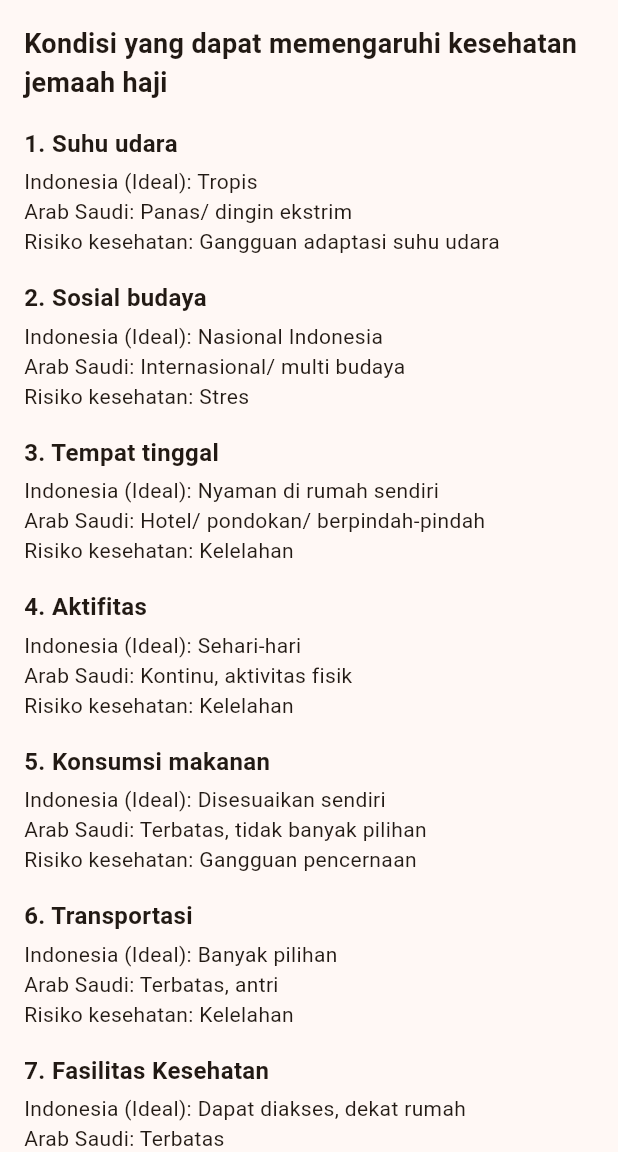
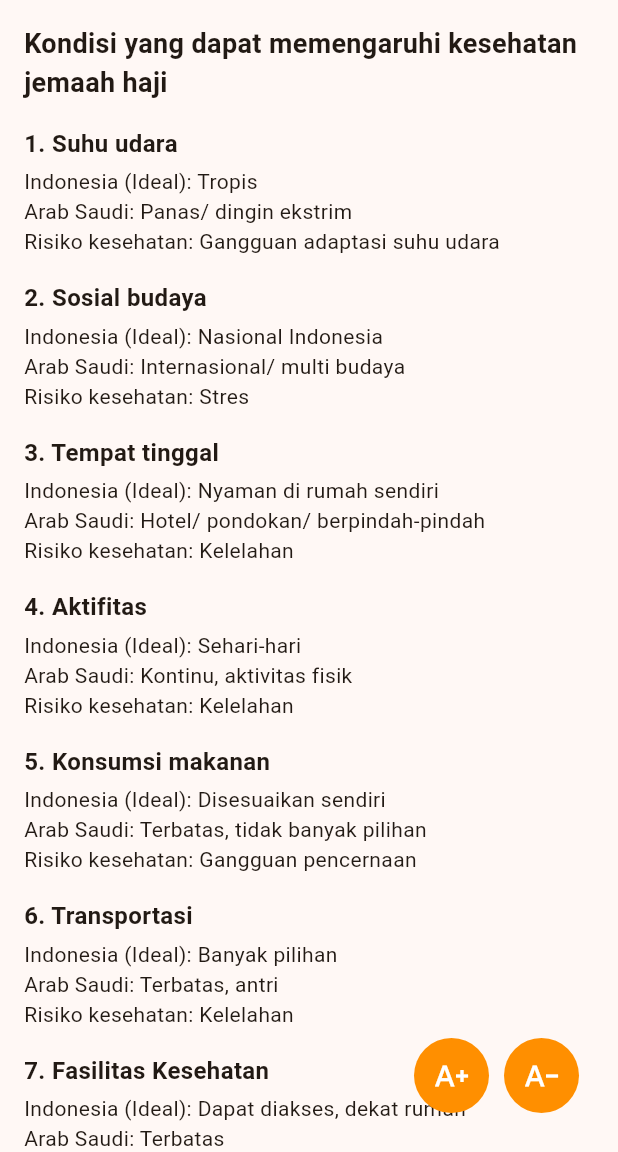
Before and after one commit to fikriymnn/ibadahku_mobile, a Flutter app: the List1 screen opened directly, on a phone screen of 412 x 824 dp, the part 84-1236 px from its top. Run offline on Flutter 3.47's test engine with Material 3 defaults, Android fonts, the phone set to English and light mode, and no system bars; our stand-ins replace another_flutter_splash_screen, device_info_plus, dio, flutter_local_notifications, flutter_svg, font_awesome_flutter and 7 more; missing offline and left inert: bulleted_list, dart:ffi, flutter_background_service, flutter_qiblah; accounts and stored records are empty.

Commit message:
add button change size text

```diff
--- a/lib/screens/kesehatan/list1.dart
+++ b/lib/screens/kesehatan/list1.dart
@@ -1,9 +1,36 @@
 import 'package:flutter/material.dart';
+import 'package:ibadahku_mobile/widgets/buttonChangeSizeTextWidget.dart';
 
 import '../../constants/colors.dart';
 import '../../widgets/textWidgets.dart';
 
-class List1 extends StatelessWidget {
+class List1 extends StatefulWidget {
+  @override
+  State<List1> createState() => _List1State();
+}
+
+class _List1State extends State<List1> {
+  double sizeTitle = 18;
+  double sizeNumList = 16;
+  double sizeText = 14;
+
+  void upSize() {
+    print("object");
+    setState(() {
+      sizeTitle++;
+      sizeNumList++;
+      sizeText++;
+    });
+  }
+
+  void downSize() {
+    setState(() {
+      sizeTitle--;
+      sizeNumList--;
+      sizeText--;
+    });
+  }
+
   @override
   Widget build(BuildContext context) {
     return Scaffold(
@@ -31,12 +58,14 @@ class List1 extends StatelessWidget {
               )),
         ], */
       ),
+      floatingActionButton:
+          ButtonChangeSizeTextWidget(UppSize: upSize, DownSize: downSize),
       body: ListView(
         padding: const EdgeInsets.all(16.0),
         children: [
-          const Text(
+          Text(
             'Kondisi yang dapat memengaruhi kesehatan jemaah haji',
-            style: TextStyle(fontSize: 18, fontWeight: FontWeight.bold),
+            style: TextStyle(fontSize: sizeTitle, fontWeight: FontWeight.bold),
           ),
           const SizedBox(height: 16.0),
           buildCondition(
@@ -112,12 +141,21 @@ class List1 extends StatelessWidget {
       children: [
         Text(
           '$number. $title',
-          style: const TextStyle(fontSize: 16, fontWeight: FontWeight.bold),
+          style: TextStyle(fontSize: sizeNumList, fontWeight: FontWeight.bold),
         ),
         const SizedBox(height: 4.0),
-        Text('Indonesia (Ideal): $indonesia'),
-        Text('Arab Saudi: $arabSaudi'),
-        Text('Risiko kesehatan: $risiko'),
+        Text(
+          'Indonesia (Ideal): $indonesia',
+          style: TextStyle(fontSize: sizeText),
+        ),
+        Text(
+          'Arab Saudi: $arabSaudi',
+          style: TextStyle(fontSize: sizeText),
+        ),
+        Text(
+          'Risiko kesehatan: $risiko',
+          style: TextStyle(fontSize: sizeText),
+        ),
         const SizedBox(height: 16.0),
       ],
     );
```
Also changed, not shown: lib/screens/kesehatan/list2.dart (+30 -5 lines), lib/screens/kesehatan/list3.dart (+41 -13 lines).
